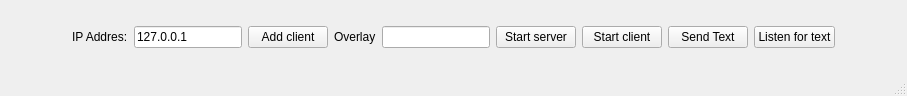
First picture: the form in Lab2/mainwindow.ui, repository fredriklind/M7017E-Lab2, before the edit.
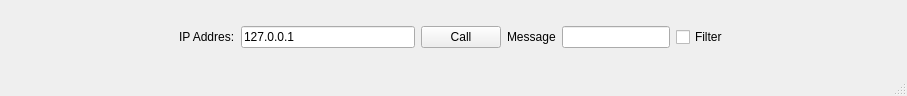
Second picture: the form after the edit.

Commit message: Initiate call command now sent

Diff of the .ui file:
```diff
--- a/Lab2/mainwindow.ui
+++ b/Lab2/mainwindow.ui
@@ -77,14 +77,14 @@
       <item>
        <widget class="QPushButton" name="pushButton_2">
         <property name="text">
-         <string>Add client</string>
+         <string>Call</string>
         </property>
        </widget>
       </item>
       <item>
        <widget class="QLabel" name="label_2">
         <property name="text">
-         <string>Overlay</string>
+         <string>Message</string>
         </property>
        </widget>
       </item>
@@ -99,30 +99,9 @@
        </widget>
       </item>
       <item>
-       <widget class="QPushButton" name="pushButton">
+       <widget class="QCheckBox" name="checkBox">
         <property name="text">
-         <string>Start server</string>
-        </property>
-       </widget>
-      </item>
-      <item>
-       <widget class="QPushButton" name="gst2">
-        <property name="text">
-         <string>Start client</string>
-        </property>
-       </widget>
-      </item>
-      <item>
-       <widget class="QPushButton" name="sendButton">
-        <property name="text">
-         <string>Send Text</string>
-        </property>
-       </widget>
-      </item>
-      <item>
-       <widget class="QPushButton" name="listenButton">
-        <property name="text">
-         <string>Listen for text</string>
+         <string>Filter</string>
         </property>
        </widget>
       </item>
```
Left out of the diff: 2 changed lines with no effect on the pictures. The commit also changes 12 other files.
